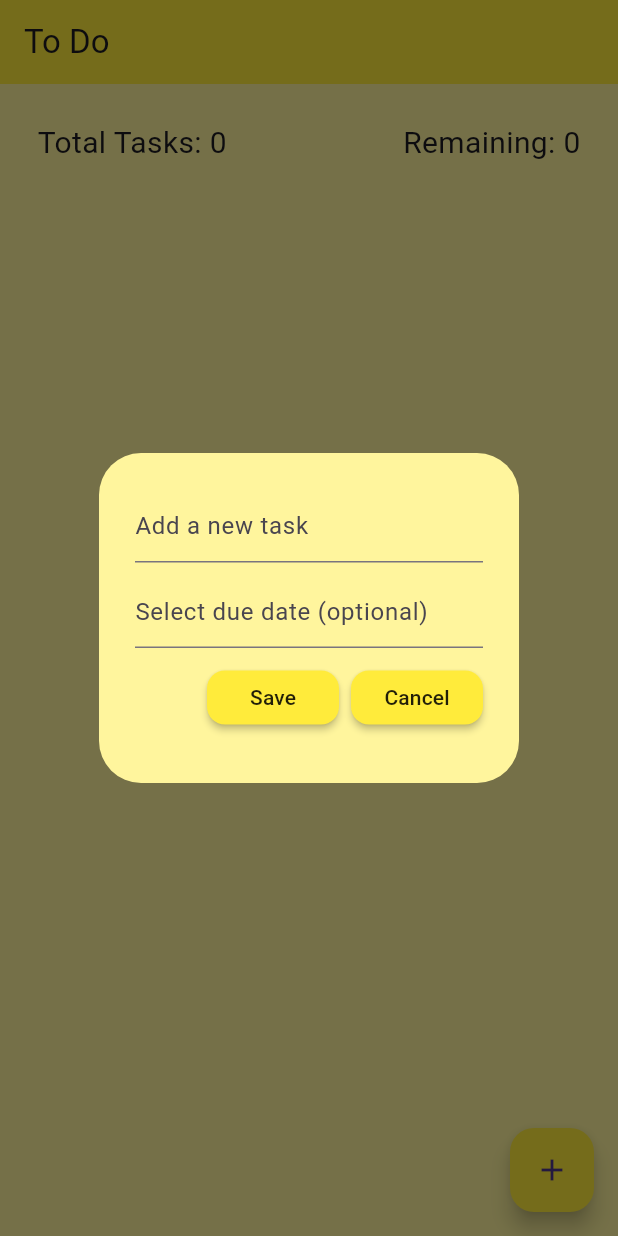
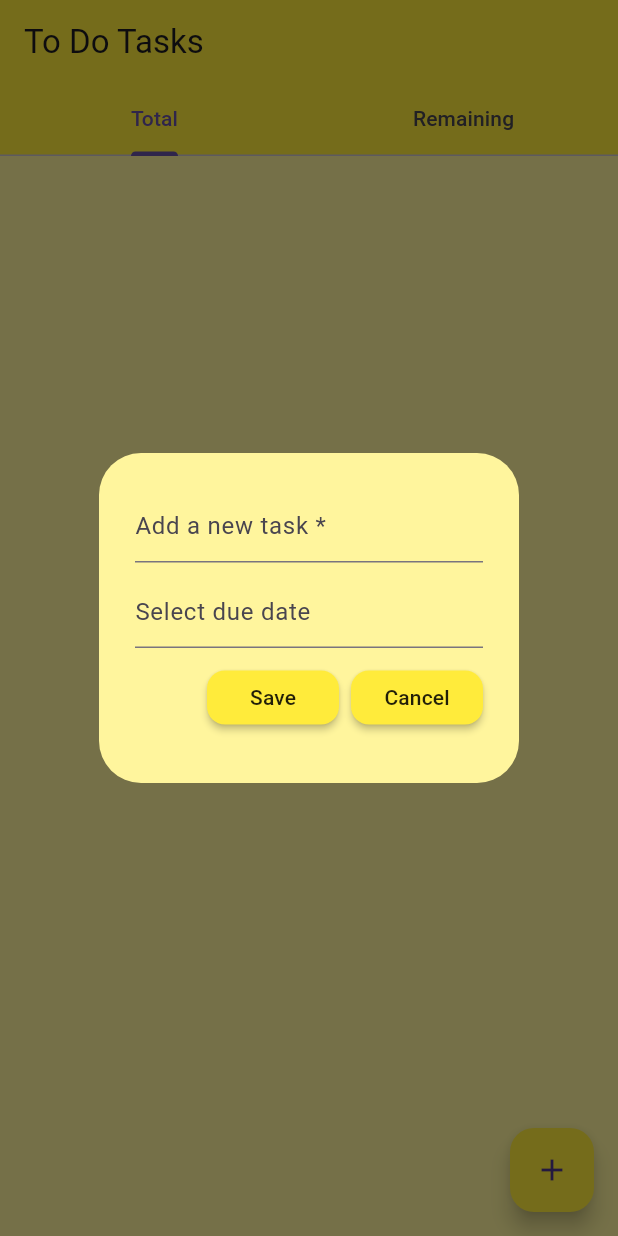
Before and after one commit to swu628/cs732-assignment-flutter-todolist, a Flutter app: the screen it shows after launch, after a tap on the "add" icon, on a phone screen of 412 x 824 dp. Run offline on Flutter 3.47's test engine with Material 3 defaults, Android fonts, the phone set to English and light mode, and no system bars; our stand-ins replace hive_flutter; accounts and stored records are empty.

Commit message:
added tab bar

```diff
--- a/app/lib/pages/home_page.dart
+++ b/app/lib/pages/home_page.dart
@@ -1,6 +1,5 @@
 import 'package:app/data/database.dart';
 import 'package:app/util/dialog_box.dart';
-import 'package:app/util/task_counter.dart';
 import 'package:app/util/todo_tile.dart';
 import 'package:flutter/material.dart';
 import 'package:hive_flutter/hive_flutter.dart';
@@ -35,9 +34,17 @@ class _HomePageState extends State<HomePage> {
   final _dateController = TextEditingController();
 
   // This function is called when the checkbox is tapped
-  void checkBoxChanged(bool? value, int index) {
+  void checkBoxChanged(bool? value, int index, bool allTasks) {
     setState(() {
-      db.toDoList[index][1] = !db.toDoList[index][1];
+      if (allTasks) {
+        // Directly update the task since it's from the "Total" list
+        db.toDoList[index][1] = value;
+      } else {
+        // Find the task in the master list to update, as the index will differ
+        final task = db.toDoList.where((task) => !task[1]).toList()[index];
+        final masterIndex = db.toDoList.indexOf(task);
+        db.toDoList[masterIndex][1] = value;
+      }
     });
     // Update the database when the user tapped on the checkbox of a task
     db.updateDatabase();
@@ -112,14 +119,25 @@ class _HomePageState extends State<HomePage> {
 
   @override
   Widget build(BuildContext context) {
-    int totalTasks = db.getTotalTasks();
-    int remainingTasks = db.getRemainingTasks();
-
-    return Scaffold(
+    return DefaultTabController(
+      length: 2,
+      child: Scaffold(
         backgroundColor: Colors.yellow[200],
         appBar: AppBar(
-          title: Text('To Do'),
           backgroundColor: Colors.yellow,
+          title: Text('To Do Tasks'),
+          bottom: TabBar(
+            tabs: [
+              Tab(text: 'Total'),
+              Tab(text: 'Remaining'),
+            ],
+          ),
+        ),
+        body: TabBarView(
+          children: [
+            _buildTaskListView(allTasks: true),
+            _buildTaskListView(allTasks: false),
+          ],
         ),
         // Below is the add new task feature
         floatingActionButton: FloatingActionButton(
@@ -127,30 +145,25 @@ class _HomePageState extends State<HomePage> {
           child: Icon(Icons.add),
           backgroundColor: Colors.yellow,
         ),
-        body: Column(
-          crossAxisAlignment: CrossAxisAlignment.start,
-          children: [
-            // Below display total and remaining tasks
-            TaskCounter(
-              totalTasks: totalTasks,
-              remainingTasks: remainingTasks,
       ),
-            // Below display list of tasks
-            Expanded(
-              child: ListView.builder(
-                itemCount: db.toDoList.length,
+    );
+  }
+
+  Widget _buildTaskListView({required bool allTasks}) {
+    final tasks =
+        allTasks ? db.toDoList : db.toDoList.where((task) => !task[1]).toList();
+
+    return ListView.builder(
+      itemCount: tasks.length,
       itemBuilder: (context, index) {
         return ToDoTile(
-                    taskName: db.toDoList[index][0],
-                    taskCompleted: db.toDoList[index][1],
-                    dueDate: db.toDoList[index][2],
-                    onChanged: (value) => checkBoxChanged(value, index),
+          taskName: tasks[index][0],
+          taskCompleted: tasks[index][1],
+          dueDate: tasks[index][2],
+          onChanged: (value) => checkBoxChanged(value, index, allTasks),
           deleteFunction: (context) => deleteTask(index),
         );
       },
-              ),
-            ),
-          ],
-        ));
+    );
   }
 }
--- a/app/lib/util/dialog_box.dart
+++ b/app/lib/util/dialog_box.dart
@@ -29,15 +29,14 @@ class DialogBox extends StatelessWidget {
             TextField(
               controller: taskController,
               decoration: InputDecoration(
-                hintText: "Add a new task",
+                hintText: "Add a new task *",
               ),
             ),
 
             // Get user input for due date
             TextField(
               controller: dateController,
-              decoration:
-                  InputDecoration(hintText: "Select due date (optional)"),
+              decoration: InputDecoration(hintText: "Select due date"),
               readOnly: true, // Prevent keyboard from showing
               onTap: () async {
                 DateTime? pickedDate = await showDatePicker(
--- a/app/lib/util/task_counter.dart
+++ /dev/null
@@ -1,32 +0,0 @@
-import 'package:flutter/material.dart';
-
-class TaskCounter extends StatelessWidget {
-  final int totalTasks;
-  final int remainingTasks;
-
-  const TaskCounter({
-    super.key,
-    required this.totalTasks,
-    required this.remainingTasks,
-  });
-
-  @override
-  Widget build(BuildContext context) {
-    return Padding(
-      padding: const EdgeInsets.only(left: 25, right: 25, top: 25),
-      child: Row(
-        mainAxisAlignment: MainAxisAlignment.spaceBetween,
-        children: [
-          Text(
-            'Total Tasks: $totalTasks',
-            style: const TextStyle(fontSize: 20),
-          ),
-          Text(
-            'Remaining: $remainingTasks',
-            style: const TextStyle(fontSize: 20),
-          ),
-        ],
-      ),
-    );
-  }
-}
```
Lines whose indentation alone changed are shown as unchanged.
